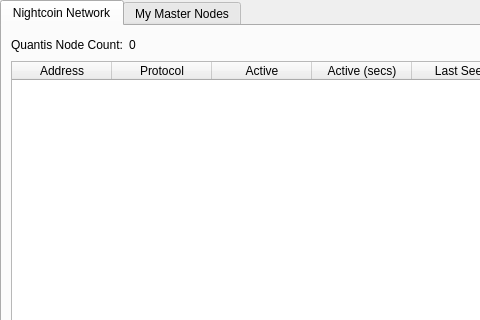
Before: the Qt Designer form src/qt/forms/masternodemanager.ui in decentralvision/nightcoin, drawn with Qt 5; both pictures show x 0 to 480 and y 0 to 320 of the 723 by 457 pixel window.
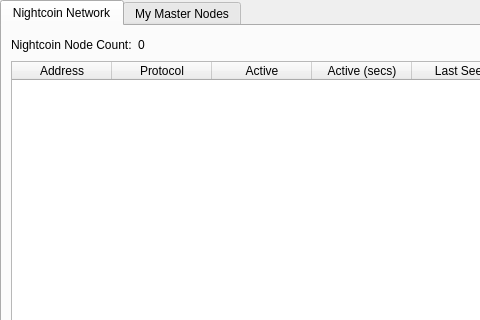
After: the same form once the commit is applied. The open tabs and pages were chosen to show the change.

What changed in the file:
```diff
--- a/src/qt/forms/masternodemanager.ui
+++ b/src/qt/forms/masternodemanager.ui
@@ -98,7 +98,7 @@
            <item>
             <widget class="QLabel" name="label_2">
              <property name="text">
-              <string>Quantis Node Count:</string>
+              <string>Nightcoin Node Count:</string>
              </property>
             </widget>
            </item>
```
